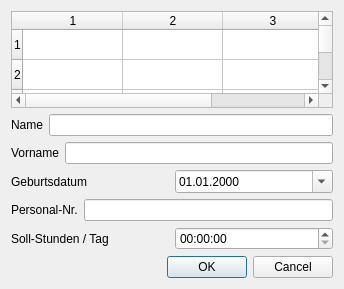
First picture: the form in cpersonaledit.ui, repository joergpauly/megaroster, before the edit.
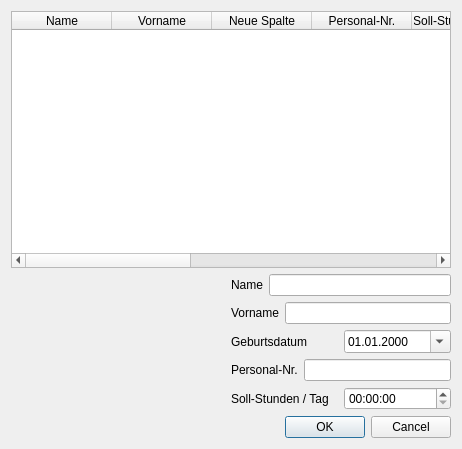
Second picture: the form after the edit.

Diff of the .ui file:
```diff
--- a/cpersonaledit.ui
+++ b/cpersonaledit.ui
@@ -6,8 +6,8 @@
    <rect>
     <x>0</x>
     <y>0</y>
-    <width>344</width>
-    <height>289</height>
+    <width>462</width>
+    <height>449</height>
    </rect>
   </property>
   <property name="windowTitle">
@@ -16,6 +16,12 @@
   <layout class="QVBoxLayout" name="verticalLayout">
    <item>
     <widget class="QTableWidget" name="tblPersonal">
+     <property name="minimumSize">
+      <size>
+       <width>0</width>
+       <height>0</height>
+      </size>
+     </property>
      <property name="frameShadow">
       <enum>QFrame::Sunken</enum>
      </property>
@@ -23,22 +29,57 @@
       <number>5</number>
      </property>
      <property name="rowCount">
-      <number>7</number>
+      <number>0</number>
      </property>
      <property name="columnCount">
-      <number>3</number>
+      <number>10</number>
      </property>
-     <row/>
-     <row/>
-     <row/>
-     <row/>
-     <row/>
-     <row/>
-     <row/>
+     <column>
+      <property name="text">
+       <string>Name</string>
+      </property>
+     </column>
+     <column>
+      <property name="text">
+       <string>Vorname</string>
+      </property>
+     </column>
+     <column>
+      <property name="text">
+       <string>Neue Spalte</string>
+      </property>
+     </column>
+     <column>
+      <property name="text">
+       <string>Personal-Nr.</string>
+      </property>
+     </column>
+     <column>
+      <property name="text">
+       <string>Soll-Stunden / Tag</string>
+      </property>
+     </column>
+     <column/>
+     <column/>
      <column/>
      <column/>
      <column/>
     </widget>
+   </item>
+   <item>
+    <layout class="QHBoxLayout" name="horizontalLayout_6">
+     <item>
+      <spacer name="horizontalSpacer">
+       <property name="orientation">
+        <enum>Qt::Horizontal</enum>
+       </property>
+       <property name="sizeHint" stdset="0">
+        <size>
+         <width>40</width>
+         <height>20</height>
+        </size>
+       </property>
+      </spacer>
    </item>
    <item>
     <layout class="QVBoxLayout" name="verticalLayout_2">
@@ -134,6 +175,8 @@
         <set>QDialogButtonBox::Cancel|QDialogButtonBox::Ok</set>
        </property>
       </widget>
+       </item>
+      </layout>
      </item>
     </layout>
    </item>
```
Lines whose indentation alone changed are shown as unchanged.
